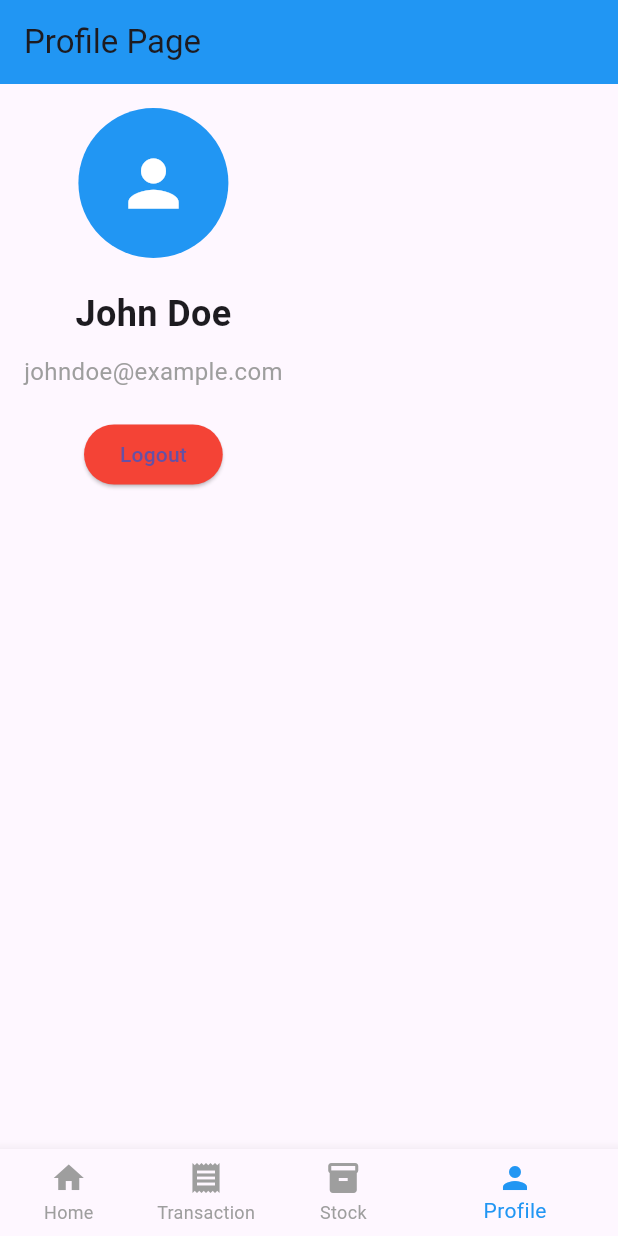
After one commit to Regenman145/project_rokustore, a Flutter app: the screen it shows after launch, item 4 of the bottom bar chosen, after a tap on "Logout", on a phone screen of 412 x 824 dp. The commit adds this screen. Run offline on Flutter 3.47's test engine with Material 3 defaults, Android fonts, the light colour scheme and no system bars.

Commit message:
tombol button
nambahkan boottom dan page lainya

```diff
--- a/lib/main.dart
+++ b/lib/main.dart
@@ -1,6 +1,6 @@
 import 'package:flutter/material.dart';
-
-// Import semua halaman yang ingin dituju
+import 'package:project_sepatu/ui/bottomnav.dart' ;// Correct import path for BottomNavScreen
+import 'package:project_sepatu/ui/transaction_page.dart';
 import 'ui/login.dart';
 import 'ui/register.dart';
 import 'ui/dashboard.dart';
@@ -17,7 +17,7 @@ class MyApp extends StatelessWidget {
     return MaterialApp(
       title: 'Navigasi Halaman',
       debugShowCheckedModeBanner: false,
-      home: const MenuScreen(),
+      home: const BottomNav(),
     );
   }
 }
--- /dev/null
+++ b/lib/ui/bottomnav.dart
@@ -0,0 +1,48 @@
+import 'package:flutter/material.dart';
+import 'package:project_sepatu/ui/profilepage.dart';
+import 'package:project_sepatu/ui/transaction_page.dart';
+import 'dashboard.dart';
+import 'stock.dart';
+
+class BottomNav extends StatefulWidget {
+  const BottomNav({super.key});
+
+  @override
+  State<BottomNav> createState() => _BottomNavState();
+}
+
+class _BottomNavState extends State<BottomNav> {
+  int _currentIndex = 0;
+
+  final List<Widget> _pages = const [
+    DashboardScreen(),
+    TransactionPage(), // ganti dengan TransactionScreen()
+    StockScreen(),
+    ProfilePage(), // ganti dengan ProfileScreen()
+  ];
+
+  @override
+  Widget build(BuildContext context) {
+    return Scaffold(
+      body: SafeArea(
+        child: IndexedStack(
+          index: _currentIndex,
+          children: _pages,
+        ),
+      ),
+      bottomNavigationBar: BottomNavigationBar(
+        currentIndex: _currentIndex,
+        selectedItemColor: Colors.blue,
+        unselectedItemColor: Colors.grey,
+        showUnselectedLabels: true,
+        onTap: (index) => setState(() => _currentIndex = index),
+        items: const [
+          BottomNavigationBarItem(icon: Icon(Icons.home), label: 'Home'),
+          BottomNavigationBarItem(icon: Icon(Icons.receipt), label: 'Transaction'),
+          BottomNavigationBarItem(icon: Icon(Icons.inventory), label: 'Stock'),
+          BottomNavigationBarItem(icon: Icon(Icons.person), label: 'Profile'),
+        ],
+      ),
+    );
+  }
+}
--- a/lib/ui/dashboard.dart
+++ b/lib/ui/dashboard.dart
@@ -5,21 +5,7 @@ class DashboardScreen extends StatelessWidget {
 
   @override
   Widget build(BuildContext context) {
-    return Scaffold(
-      backgroundColor: Colors.white,
-      bottomNavigationBar: BottomNavigationBar(
-        selectedItemColor: Colors.blue,
-        unselectedItemColor: Colors.grey,
-        showUnselectedLabels: true,
-        items: const [
-          BottomNavigationBarItem(icon: Icon(Icons.home), label: 'Home'),
-          BottomNavigationBarItem(
-              icon: Icon(Icons.receipt_long), label: 'Transaction'),
-          BottomNavigationBarItem(icon: Icon(Icons.inventory), label: 'Stock'),
-          BottomNavigationBarItem(icon: Icon(Icons.person), label: 'Profile'),
-        ],
-      ),
-      body: SafeArea(
+    return SafeArea(
       child: Padding(
         padding: const EdgeInsets.all(16.0),
         child: Column(
@@ -37,13 +23,11 @@ class DashboardScreen extends StatelessWidget {
                 children: [
                   const Text(
                     'Welcome To',
-                      style:
-                          TextStyle(fontSize: 20, fontWeight: FontWeight.w500),
+                    style: TextStyle(fontSize: 20, fontWeight: FontWeight.w500),
                   ),
                   const Text(
                     'ROKUSTORE',
-                      style:
-                          TextStyle(fontSize: 26, fontWeight: FontWeight.bold),
+                    style: TextStyle(fontSize: 26, fontWeight: FontWeight.bold),
                   ),
                   const SizedBox(height: 12),
                   TextField(
@@ -84,7 +68,6 @@ class DashboardScreen extends StatelessWidget {
               ),
             ),
           ],
-          ),
         ),
       ),
     );
--- /dev/null
+++ b/lib/ui/profilepage.dart
@@ -0,0 +1,46 @@
+import 'package:flutter/material.dart';
+
+class ProfilePage extends StatelessWidget {
+  const ProfilePage({super.key});
+
+  @override
+  Widget build(BuildContext context) {
+    return Scaffold(
+      appBar: AppBar(
+        title: const Text('Profile Page'),
+        backgroundColor: Colors.blue,
+      ),
+      body: Padding(
+        padding: const EdgeInsets.all(16.0),
+        child: Column(
+          crossAxisAlignment: CrossAxisAlignment.center,
+          children: [
+            const CircleAvatar(
+              radius: 50,
+              backgroundColor: Colors.blue,
+              child: Icon(Icons.person, size: 50, color: Colors.white),
+            ),
+            const SizedBox(height: 20),
+            const Text(
+              'John Doe',
+              style: TextStyle(fontSize: 24, fontWeight: FontWeight.bold),
+            ),
+            const SizedBox(height: 10),
+            const Text(
+              'johndoe@example.com',
+              style: TextStyle(fontSize: 16, color: Colors.grey),
+            ),
+            const SizedBox(height: 20),
+            ElevatedButton(
+              onPressed: () {
+                // Tambahkan logika untuk logout atau navigasi
+              },
+              style: ElevatedButton.styleFrom(backgroundColor: Colors.red),
+              child: const Text('Logout'),
+            ),
+          ],
+        ),
+      ),
+    );
+  }
+}
--- /dev/null
+++ b/lib/ui/stock.dart
@@ -0,0 +1,42 @@
+import 'package:flutter/material.dart';
+
+class StockScreen extends StatelessWidget {
+  const StockScreen({super.key});
+
+  @override
+  Widget build(BuildContext context) {
+    return Column(
+      children: [
+        Container(
+          color: Colors.orange,
+          padding: const EdgeInsets.all(16),
+          width: double.infinity,
+          child: const Text('Stock Page', style: TextStyle(fontSize: 20, fontWeight: FontWeight.bold)),
+        ),
+        Expanded(
+          child: Container(
+            color: Colors.orange.shade100,
+            child: ListView.builder(
+              itemCount: 4,
+              itemBuilder: (context, index) {
+                return Card(
+                  margin: const EdgeInsets.symmetric(horizontal: 16, vertical: 8),
+                  shape: RoundedRectangleBorder(borderRadius: BorderRadius.circular(12)),
+                  child: ListTile(
+                    leading: CircleAvatar(
+                      backgroundColor: Colors.orange,
+                      child: Text('${index + 1}'),
+                    ),
+                    title: Text('Item #${index + 1}'),
+                    subtitle: Text('Stock: ${(index + 1) * 10} units'),
+                    trailing: const Icon(Icons.delete),
+                  ),
+                );
+              },
+            ),
+          ),
+        ),
+      ],
+    );
+  }
+}
--- /dev/null
+++ b/lib/ui/transaction_page.dart
@@ -0,0 +1,58 @@
+import 'package:flutter/material.dart';
+
+class TransactionPage extends StatelessWidget {
+  const TransactionPage({super.key});
+
+  @override
+  Widget build(BuildContext context) {
+    return Scaffold(
+      appBar: AppBar(
+        title: const Text('Transaction Page'),
+      ),
+      body: Padding(
+        padding: const EdgeInsets.all(16.0),
+        child: Column(
+          crossAxisAlignment: CrossAxisAlignment.start,
+          children: [
+            const Text(
+              'Recent Transactions',
+              style: TextStyle(
+                fontSize: 20,
+                fontWeight: FontWeight.bold,
+              ),
+            ),
+            const SizedBox(height: 10),
+            Expanded(
+              child: ListView.builder(
+                itemCount: 10, // Jumlah transaksi dummy
+                itemBuilder: (context, index) {
+                  return Card(
+                    margin: const EdgeInsets.symmetric(vertical: 8),
+                    child: ListTile(
+                      leading: CircleAvatar(
+                        backgroundColor: Colors.blue,
+                        child: Text(
+                          '${index + 1}',
+                          style: const TextStyle(color: Colors.white),
+                        ),
+                      ),
+                      title: Text('Transaction #${index + 1}'),
+                      subtitle: Text('Details of transaction #${index + 1}'),
+                      trailing: const Text(
+                        '\$100',
+                        style: TextStyle(
+                          fontWeight: FontWeight.bold,
+                          color: Colors.green,
+                        ),
+                      ),
+                    ),
+                  );
+                },
+              ),
+            ),
+          ],
+        ),
+      ),
+    );
+  }
+}
--- a/pubspec.yaml
+++ b/pubspec.yaml
@@ -36,6 +36,7 @@ dependencies:
   cupertino_icons: ^1.0.8
   flutter_bloc: ^8.1.3
   bloc: ^8.1.4
+  intl: ^0.18.1
 
 dev_dependencies:
   flutter_test:
```
Also changed, not shown: pubspec.lock. Lines whose indentation alone changed are shown as unchanged.
